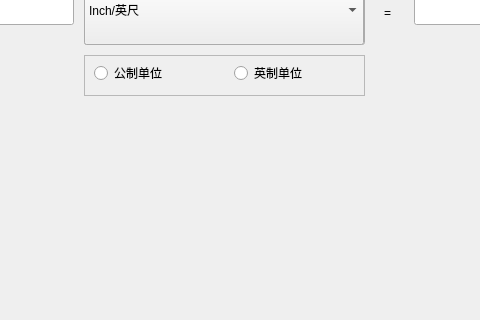
This is Version 1.1/ui/Length.ui in HizanLi/Converter as Qt 5 draws it before an edit; both pictures show x 186 to 666 and y 85 to 405 of the 1150 by 405 pixel window. The edited form follows.
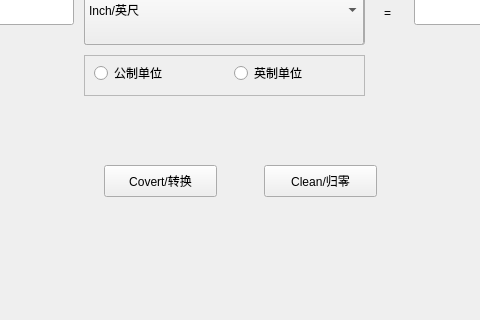
This is the edited form.

```diff
--- a/Version 1.1/ui/Length.ui
+++ b/Version 1.1/ui/Length.ui
@@ -398,6 +398,32 @@
      </property>
     </widget>
    </widget>
+   <widget class="QPushButton" name="pushLength">
+    <property name="geometry">
+     <rect>
+      <x>290</x>
+      <y>250</y>
+      <width>113</width>
+      <height>32</height>
+     </rect>
+    </property>
+    <property name="text">
+     <string>Covert/转换</string>
+    </property>
+   </widget>
+   <widget class="QPushButton" name="cleanLength">
+    <property name="geometry">
+     <rect>
+      <x>450</x>
+      <y>250</y>
+      <width>113</width>
+      <height>32</height>
+     </rect>
+    </property>
+    <property name="text">
+     <string>Clean/归零</string>
+    </property>
+   </widget>
   </widget>
   <widget class="QMenuBar" name="menubar">
    <property name="geometry">
```
Left out of the diff: 2 changed lines with no effect on the pictures.
